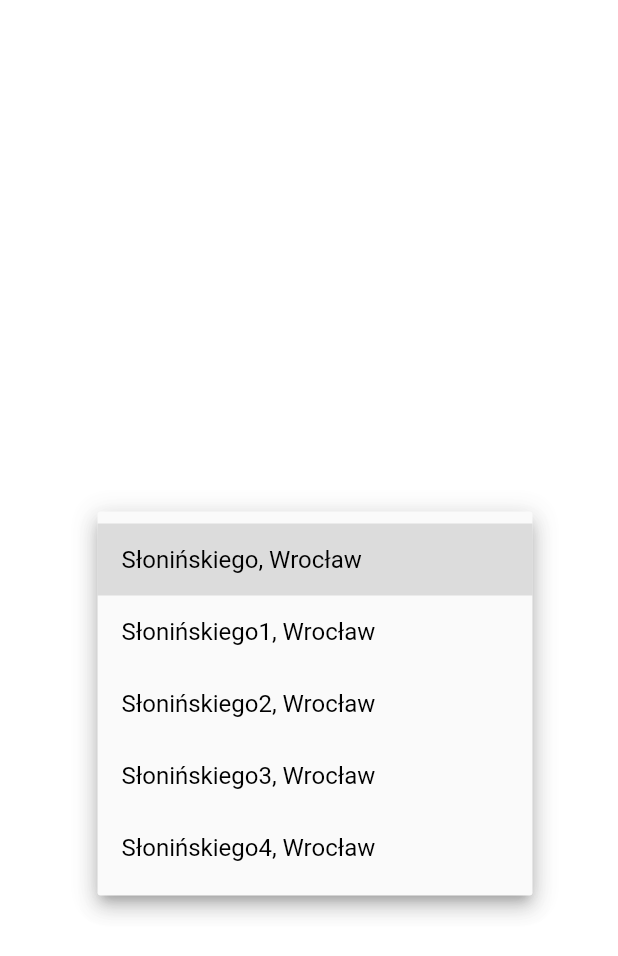
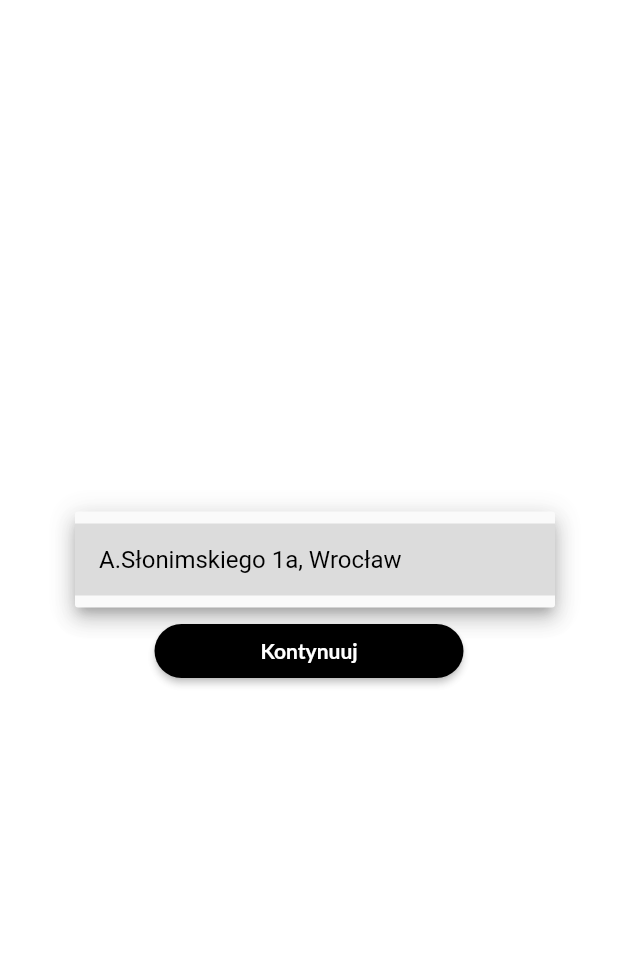
Before and after one commit to KacperMroz/background_location_test, a Flutter app: the HomePage screen opened by its route, after a tap on "Wybierz placówkę", on a phone screen of 412 x 824 dp. Shown: the top 956 px of the screen. Run offline on Flutter 3.47's test engine with Material 2 defaults, Android fonts, the phone set to English and light mode, and no system bars; our stand-ins replace bloc, cloud_firestore, equatable, firebase_core, flutter_bloc, go_router and 1 more; missing offline and left inert: device_information, flutter_background_geolocation; accounts and stored records are empty; Roboto replaces fonts that are missing (Lato).

```diff
--- a/lib/page/locator/cubit/locator_cubit.dart
+++ b/lib/page/locator/cubit/locator_cubit.dart
@@ -36,13 +36,15 @@ class LocatorCubit extends Cubit<LocatorState> {
       notifyOnExit: true,
       loiteringDelay: 10000,
     ),
+
   ];
 
   void _saveLocation() {
-    FirebaseFirestore.instance.collection('location').add({
+    FirebaseFirestore.instance.collection('locationWithDate').add({
       'latitude': state.latitude,
       'longitude': state.longitude,
       'imei': state.imei,
+      'date': DateTime.now().toLocal().toString()
     });
   }
 
--- a/lib/widgets/buttons/location_dropdown.dart
+++ b/lib/widgets/buttons/location_dropdown.dart
@@ -14,11 +14,7 @@ class LocationDropdownButtonState extends State<LocationDropdownButton> {
   String dropdownValue = ' ';
 
   final items = [
-    'Słonińskiego, Wrocław',
-    'Słonińskiego1, Wrocław',
-    'Słonińskiego2, Wrocław',
-    'Słonińskiego3, Wrocław',
-    'Słonińskiego4, Wrocław',
+    'A.Słonimskiego 1a, Wrocław',
   ];
 
   @override
@@ -28,7 +24,7 @@ class LocationDropdownButtonState extends State<LocationDropdownButton> {
         borderRadius: BorderRadius.all(Radius.circular(16)),
         color: Colors.black12,
       ),
-      width: 250,
+      width: 280,
       height: 44,
       child: DropdownButtonFormField(
           iconEnabledColor: AppColors.black,
```
